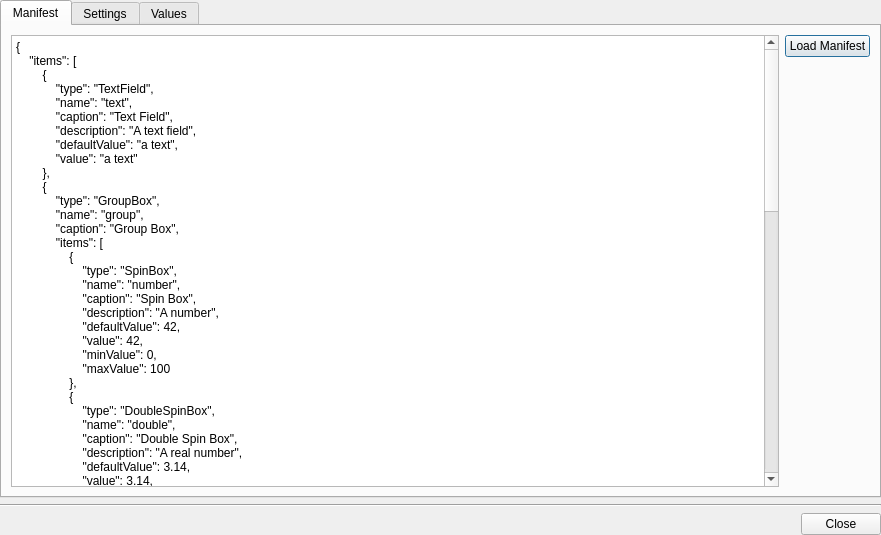
The window that vms/client/nx_vms_client_desktop/src/nx/vms/client/desktop/interactive_settings/dialogs/interactive_settings_test_dialog.ui (networkoptix/nx_open) describes before a commit, drawn with Qt 5.
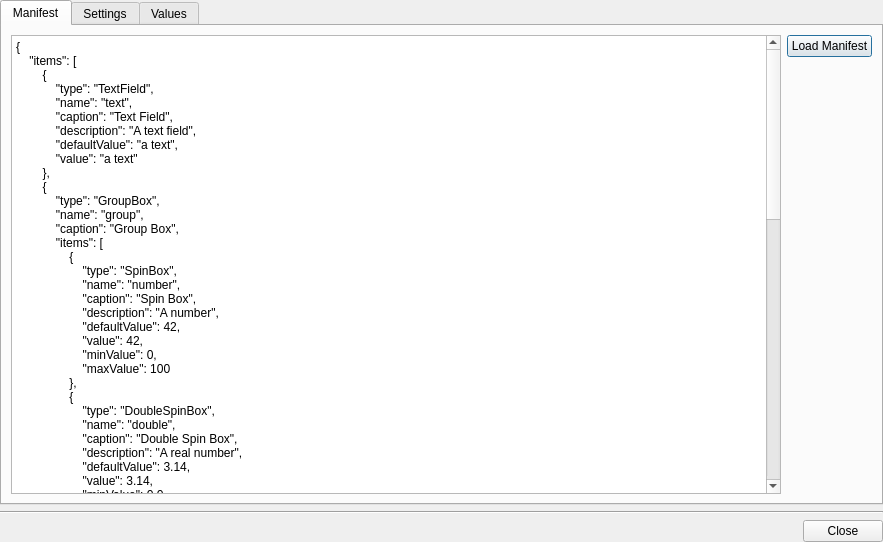
The same window after the commit.

Commit message:
Update translatable strings, fix errors, add numerus forms
<==== Mercurial data ====>
Branch: vms_4.0_gui

Patch:
```diff
--- a/vms/client/nx_vms_client_desktop/src/nx/vms/client/desktop/interactive_settings/dialogs/interactive_settings_test_dialog.ui
+++ b/vms/client/nx_vms_client_desktop/src/nx/vms/client/desktop/interactive_settings/dialogs/interactive_settings_test_dialog.ui
@@ -6,8 +6,8 @@
    <rect>
     <x>0</x>
     <y>0</y>
-    <width>881</width>
-    <height>535</height>
+    <width>883</width>
+    <height>542</height>
    </rect>
   </property>
   <layout class="QGridLayout" name="gridLayout">
```
Left out of the diff: 2 changed lines with no effect on the pictures. The commit also changes 5 other files.
